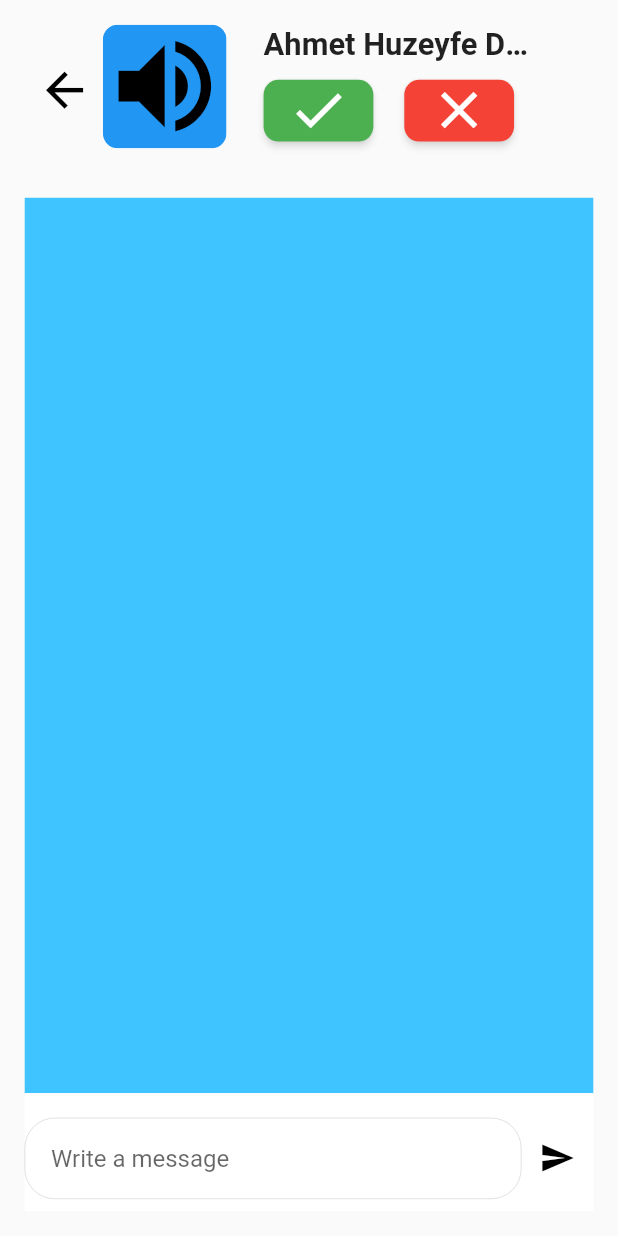
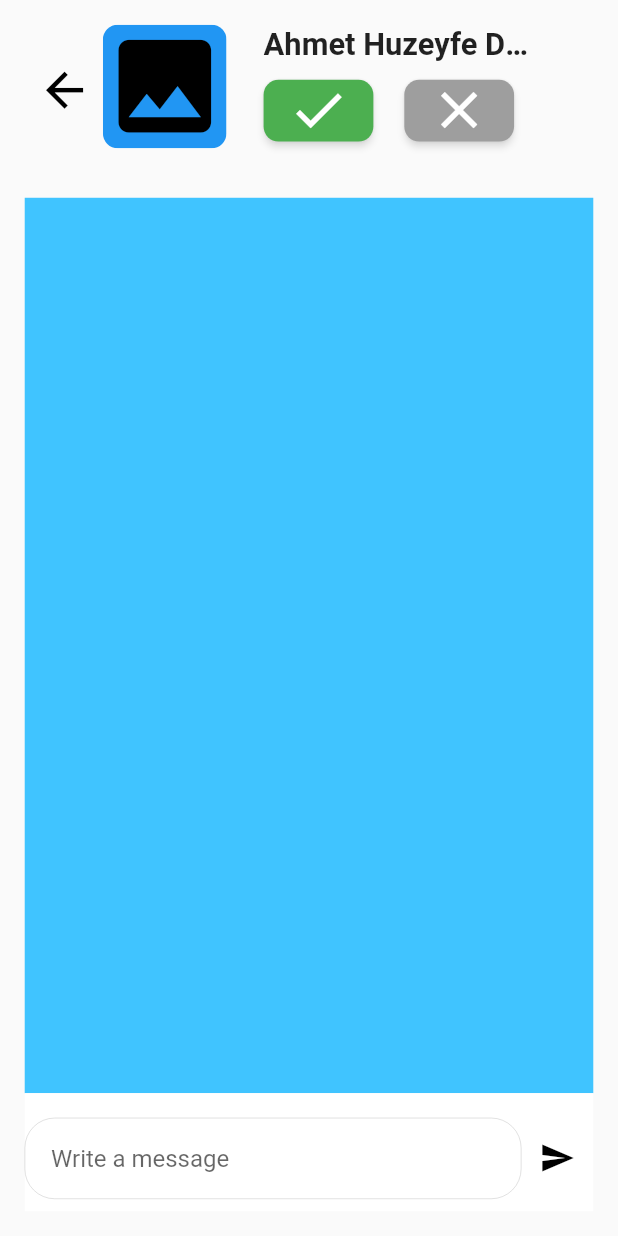
Before and after one commit to EnverUsta/Guidance, a Flutter app: the screen it shows after launch, after a tap on the "check" icon, on a phone screen of 412 x 824 dp. Run offline on Flutter 3.47's test engine with Material 2 defaults, Android fonts, the phone set to English and light mode, and no system bars; our stand-ins replace sizer.

Commit message:
accept and decline buttons finished

```diff
--- a/lib/src/screens/chat_page.dart
+++ b/lib/src/screens/chat_page.dart
@@ -9,8 +9,11 @@ class ChatPage extends StatefulWidget {
 }
 
 class _ChatPageState extends State<ChatPage> {
-  int dealStatus = 0;
+  int dealStatus = 0; // accep:1, decline:-1, nothing:0
+  Color acceptButtonColor = Colors.green;
+  Color declineButtonColor = Colors.red;
   late String message = "";
+
   @override
   Widget build(BuildContext context) {
     //var screenSize = MediaQuery.of(context).size;
@@ -37,6 +40,7 @@ class _ChatPageState extends State<ChatPage> {
   }
 
   Widget upperBarBuilder() {
+
     Widget backButton() {
       return IconButton(
         onPressed: () {
@@ -52,10 +56,9 @@ class _ChatPageState extends State<ChatPage> {
           borderRadius: BorderRadius.circular(10.0),
           child: Container(
             color: Colors.blue,
-            child: Icon(Icons.volume_up,
+            child: Icon(Icons.image,
                 color: Colors.black,
-                size: MediaQuery.of(context).size.height *
-                    0.10), //change with profile photo
+                size: 10.h), //change with profile photo
           ),
         ),
       );
@@ -73,14 +76,33 @@ class _ChatPageState extends State<ChatPage> {
       );
     }
 
+    void acceptButton(){
+      if(dealStatus == 0){
+        dealStatus = 1;
+        setState(() {
+          declineButtonColor = Colors.grey;
+        });
+      }
+    }
+
+    void declineButton(){
+      if(dealStatus == 0){
+        dealStatus = -1;
+        print("Send message: ");
+        setState(() {
+          declineButtonColor = Colors.grey;
+        });
+      }
+    }
+
     Widget dealStatusButtons() {
       return Row(
         children: [
           ElevatedButton(
-            onPressed: () {},
+            onPressed: acceptButton,
             style: ElevatedButton.styleFrom(
               shadowColor: Colors.white,
-              primary: Colors.green,
+              primary: acceptButtonColor,
               shape: RoundedRectangleBorder(
                 borderRadius: BorderRadius.circular(10.0),
               ),
@@ -95,10 +117,10 @@ class _ChatPageState extends State<ChatPage> {
             width: 5.w,
           ),
           ElevatedButton(
-            onPressed: () {},
+            onPressed: declineButton,
             style: ElevatedButton.styleFrom(
               shadowColor: Colors.white,
-              primary: Colors.red,
+              primary: declineButtonColor,
               shape: RoundedRectangleBorder(
                 borderRadius: BorderRadius.circular(10.0),
               ),
```
